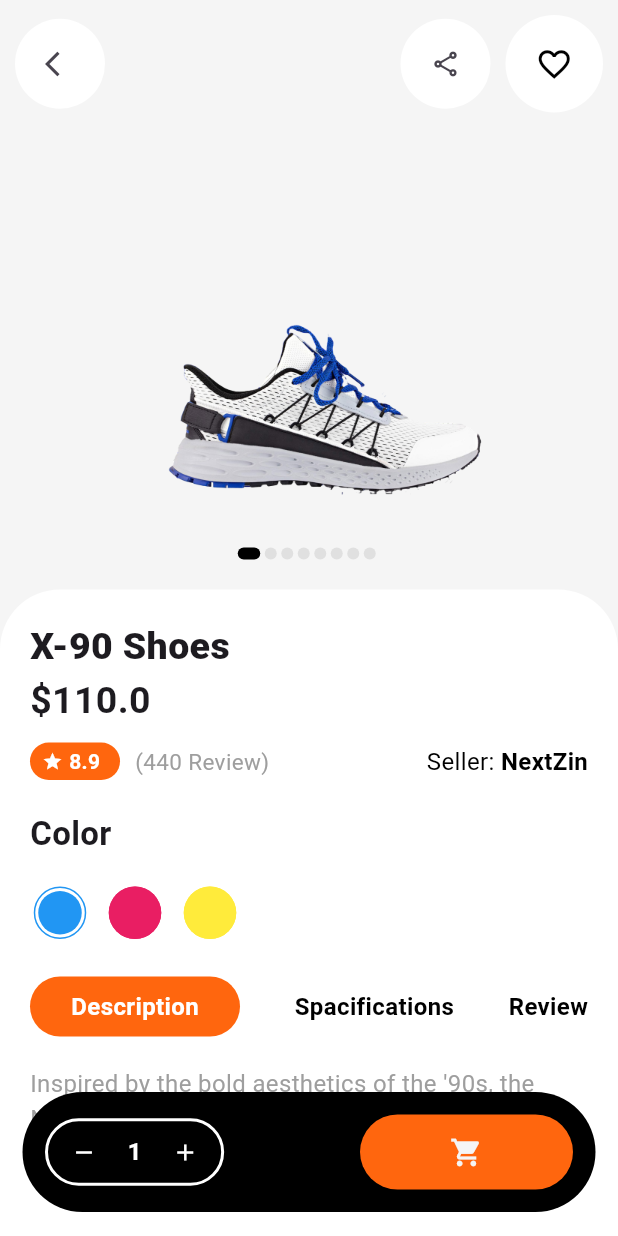
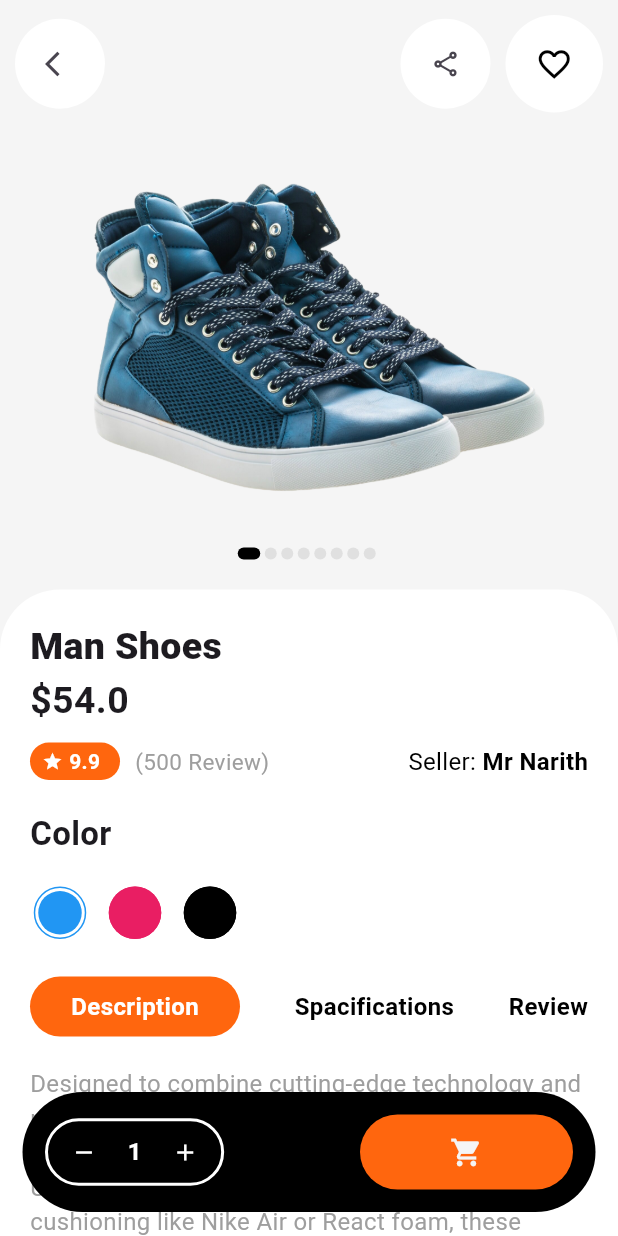
Before and after one commit to muichirou2006/Shop, a Flutter app: the DetailScreen screen opened directly with sample values from the repository, on a phone screen of 412 x 824 dp. Run offline on Flutter 3.47's test engine with Material 3 defaults, Android fonts, the phone set to English and light mode, and no system bars.

Commit message:
version6

```diff
--- a/shop/lib/main.dart
+++ b/shop/lib/main.dart
@@ -1,6 +1,7 @@
 import 'package:flutter/material.dart';
 import 'package:shop/Provider/cart_provider.dart';
 import 'package:shop/Provider/favorite_provider.dart';
+import 'package:shop/Provider/provider_search.dart';
 import 'package:shop/pages/nav_bar_screen.dart';
 import 'package:provider/provider.dart';
 
@@ -20,6 +21,9 @@ class MyApp extends StatelessWidget {
             ChangeNotifierProvider(
               create: (_) => FavoriteProvider(),
             ),
+            ChangeNotifierProvider(
+              create: (_) => ProviderSearch(),
+            )
           ],
           child: MaterialApp(
             debugShowCheckedModeBanner: false,
--- a/shop/lib/pages/home/Widget/myproduct.dart
+++ b/shop/lib/pages/home/Widget/myproduct.dart
@@ -27,6 +27,58 @@ class MyProducts {
 }
 
 final List<MyProducts> products = [
+  MyProducts(
+    title: "Man Shoes",
+    description:
+        "Designed to combine cutting-edge technology and modern aesthetics, Nike shoes are the epitome of performance and fashion. Each pair offers: Unparalleled Comfort: Featuring innovative cushioning like Nike Air or React foam, these shoes ensure all-day support for both sports and casual wear.Durability You Can Rely On: Crafted with premium materials that withstand the toughest workouts and adventures.Dynamic Style: Sleek, modern designs that make a bold statement, whether you're on the track, court, or street.Performance-Driven Features: Engineered for athletes, with features like breathable uppers, enhanced traction, and lightweight construction to help you excel in any activity.Perfect for running, training, or everyday wear, Nike shoes are more than footwear—they’re a lifestyle choice. Step into innovation and elevate your game with Nike.",
+    image: "assets/shoes2.png",
+    price: 54,
+    seller: "Mr Narith",
+    color: [
+      Colors.blue,
+      Colors.pink,
+      Colors.black,
+    ],
+    category: "Addidas",
+    review: "(500 Review)",
+    rate: 9.9,
+    quantity: 1,
+  ),
+  MyProducts(
+    title: "Addidas Shoes",
+    description:
+        "Designed to combine cutting-edge technology and modern aesthetics, Nike shoes are the epitome of performance and fashion. Each pair offers: Unparalleled Comfort: Featuring innovative cushioning like Nike Air or React foam, these shoes ensure all-day support for both sports and casual wear.Durability You Can Rely On: Crafted with premium materials that withstand the toughest workouts and adventures.Dynamic Style: Sleek, modern designs that make a bold statement, whether you're on the track, court, or street.Performance-Driven Features: Engineered for athletes, with features like breathable uppers, enhanced traction, and lightweight construction to help you excel in any activity.Perfect for running, training, or everyday wear, Nike shoes are more than footwear—they’re a lifestyle choice. Step into innovation and elevate your game with Nike.",
+    image: "assets/shoes3.png",
+    price: 54,
+    seller: "Mr Narith",
+    color: [
+      Colors.blue,
+      Colors.pink,
+      Colors.black,
+    ],
+    category: "Addidas",
+    review: "(500 Review)",
+    rate: 9.9,
+    quantity: 1,
+  ),
+  MyProducts(
+    title: "Man Shirt",
+    description:
+        "This [fabric type, e.g., cotton or linen] shirt offers a perfect blend of comfort and style. ",
+    image: "assets/man_shirt.png",
+    price: 15,
+    seller: "Mr Narith",
+    color: [
+      Colors.yellow,
+      Colors.pink,
+      Colors.black,
+      Colors.green,
+    ],
+    category: "Ten11",
+    review: "(600 Review)",
+    rate: 9.9,
+    quantity: 1,
+  ),
   MyProducts(
     title: "X-90 Shoes",
     description:
--- a/shop/lib/pages/home/Widget/search_bar.dart
+++ b/shop/lib/pages/home/Widget/search_bar.dart
@@ -1,4 +1,6 @@
 import 'package:flutter/material.dart';
+import 'package:provider/provider.dart';
+import 'package:shop/Provider/provider_search.dart';
 
 class MySearchBar extends StatefulWidget {
   const MySearchBar({super.key});
@@ -8,9 +10,9 @@ class MySearchBar extends StatefulWidget {
 }
 
 class _MySearchBarState extends State<MySearchBar> {
-  final TextEditingController searchController = TextEditingController();
   @override
   Widget build(BuildContext context) {
+    final providerSearch = Provider.of<ProviderSearch>(context);
     return Container(
       height: 55,
       width: double.infinity,
@@ -30,11 +32,11 @@ class _MySearchBarState extends State<MySearchBar> {
           Flexible(
             flex: 4,
             child: TextField(
-              controller: searchController,
               decoration: const InputDecoration(
                 hintText: 'Search....',
                 border: InputBorder.none,
               ),
+              onChanged: (value) => providerSearch.runFilter(value),
             ),
           ),
           Container(
--- a/shop/lib/pages/home/home_screen.dart
+++ b/shop/lib/pages/home/home_screen.dart
@@ -26,6 +26,7 @@ class _HomeScreenState extends State<HomeScreen> {
       controller,
       shirt,
     ];
+
     return Scaffold(
       backgroundColor: Colors.white,
       body: SingleChildScrollView(
--- a/shop/lib/pages/nav_bar_screen.dart
+++ b/shop/lib/pages/nav_bar_screen.dart
@@ -20,7 +20,6 @@ class _NavBarScreenState extends State<NavBarScreen> {
     HomeScreen(),
     CartScreen(),
     Profile3(),
-    //Profile2(),
   ];
   @override
   Widget build(BuildContext context) {
```
Also changed, not shown: shop/lib/Provider/provider_search.dart (added, +31 -0 lines).
